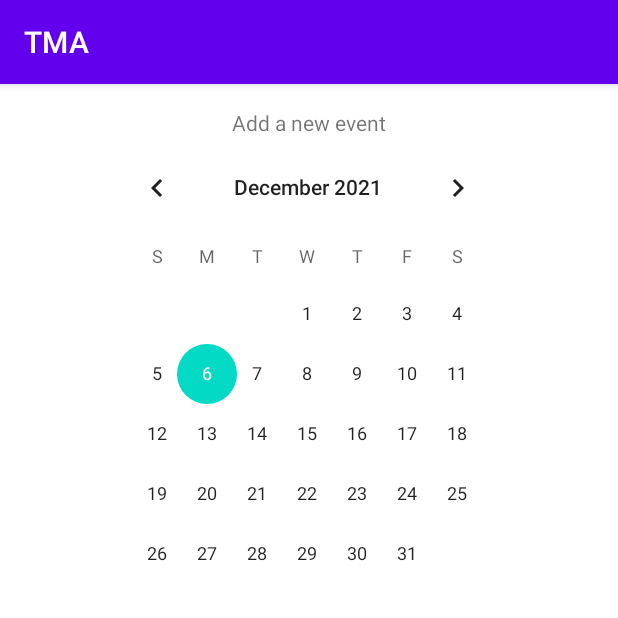
After one commit to hamzabalazs/Time-Managment-App, an Android app: the AddEventActivity screen opened directly, with no data from a screen before it, on a phone screen of 412 x 824 dp, the top half of it. The commit adds this screen. Run offline under Robolectric (Android 15) with nearby library versions, the phone set to English and light mode, and no system bars; our stand-ins replace Firebase (no records; nobody signed in at launch, a user with empty details on screens opened directly).

Commit message:
Implemented adding an event to the database

```diff
--- a/app/src/main/AndroidManifest.xml
+++ b/app/src/main/AndroidManifest.xml
@@ -11,6 +11,9 @@
         android:roundIcon="@mipmap/ic_launcher_round"
         android:supportsRtl="true"
         android:theme="@style/Theme.TMA">
+        <activity
+            android:name=".AddEventActivity"
+            android:exported="true" />
         <activity
             android:name=".UserInformationActivity"
             android:exported="true" />
--- /dev/null
+++ b/app/src/main/java/com/example/tma/AddEventActivity.java
@@ -0,0 +1,119 @@
+package com.example.tma;
+
+import static android.content.ContentValues.TAG;
+
+import androidx.annotation.NonNull;
+import androidx.appcompat.app.AppCompatActivity;
+
+import android.content.Intent;
+import android.os.Bundle;
+import android.text.TextUtils;
+import android.util.Log;
+import android.view.View;
+import android.widget.ArrayAdapter;
+import android.widget.Button;
+import android.widget.CalendarView;
+import android.widget.EditText;
+import android.widget.Spinner;
+
+import com.google.android.gms.tasks.OnFailureListener;
+import com.google.android.gms.tasks.OnSuccessListener;
+import com.google.firebase.Timestamp;
+import com.google.firebase.auth.FirebaseAuth;
+import com.google.firebase.auth.FirebaseUser;
+import com.google.firebase.firestore.DocumentReference;
+import com.google.firebase.firestore.FirebaseFirestore;
+
+import java.sql.Time;
+import java.text.SimpleDateFormat;
+import java.util.Date;
+import java.util.HashMap;
+import java.util.Map;
+
+public class AddEventActivity extends AppCompatActivity {
+
+    Map<String, Object> event = new HashMap<>();
+    FirebaseFirestore db = FirebaseFirestore.getInstance();
+    CalendarView calendar;
+    EditText name, time;
+    Spinner zone, priority;
+    Button button;
+
+
+    @Override
+    protected void onCreate(Bundle savedInstanceState) {
+        super.onCreate(savedInstanceState);
+        setContentView(R.layout.activity_add_event);
+
+        name = findViewById(R.id.eventName);
+        time = findViewById(R.id.eventTime);
+        zone = findViewById(R.id.eventZone);
+        priority = findViewById(R.id.eventPriority);
+        calendar = findViewById(R.id.calendarView);
+        button = findViewById(R.id.eventButton);
+
+        zone.setAdapter(new ArrayAdapter<Zone>(this,R.layout.support_simple_spinner_dropdown_item,Zone.values()));
+        priority.setAdapter(new ArrayAdapter<Priority>(this,R.layout.support_simple_spinner_dropdown_item,Priority.values()));
+
+        FirebaseUser CurrentUser = FirebaseAuth.getInstance().getCurrentUser();
+        calendar.setOnDateChangeListener(new CalendarView.OnDateChangeListener() {
+            @Override
+            public void onSelectedDayChange(@NonNull CalendarView view, int year, int month, int dayOfMonth) {
+                name.setVisibility(View.VISIBLE);
+                time.setVisibility(View.VISIBLE);
+                zone.setVisibility(View.VISIBLE);
+                priority.setVisibility(View.VISIBLE);
+                button.setVisibility(View.VISIBLE);
+
+            }
+        });
+
+        button.setOnClickListener(new View.OnClickListener() {
+            @Override
+            public void onClick(View v) {
+                if(event!=null){
+                    SimpleDateFormat sdf = new SimpleDateFormat("dd/MM/yyyy");
+                    String mDate = sdf.format(new Date(calendar.getDate()));
+                    String mTime = time.getText().toString().trim();
+                    String mUid = CurrentUser.getUid();
+                    String mName = name.getText().toString().trim();
+                    String mZone = zone.getSelectedItem().toString();
+                    String mPriority = priority.getSelectedItem().toString();
+
+                    if(TextUtils.isEmpty(mName)){
+                        name.setError("Event name is required!");
+                        return;
+                    }
+                    if(TextUtils.isEmpty(mTime)){
+                        time.setError("Event time is required!");
+                        return;
+                    }
+
+                    event.put("UID",mUid);
+                    event.put("name",mName);
+                    event.put("time",mTime);
+                    event.put("date",mDate);
+                    event.put("zone",mZone);
+                    event.put("priority",mPriority);
+
+                    db.collection("events")
+                            .add(event)
+                            .addOnSuccessListener(new OnSuccessListener<DocumentReference>() {
+                                @Override
+                                public void onSuccess(DocumentReference documentReference) {
+                                    Log.d(TAG, "Event has been added!");
+                                    startActivity(new Intent(getApplicationContext(),MainActivity.class));
+                                }
+                            })
+                            .addOnFailureListener(new OnFailureListener() {
+                                @Override
+                                public void onFailure(@NonNull Exception e) {
+                                    Log.w(TAG,"Error adding event",e);
+                                }
+                            });
+                }
+            }
+        });
+
+    }
+}
--- a/app/src/main/java/com/example/tma/UserInformationActivity.java
+++ b/app/src/main/java/com/example/tma/UserInformationActivity.java
@@ -55,6 +55,7 @@ public class UserInformationActivity extends AppCompatActivity {
             public void onClick(View v) {
                 if(user!=null){
                     String email = CurrentUser.getEmail();
+                    String mUid = CurrentUser.getUid();
                     String mFirstName = firstname.getText().toString().trim();
                     String mLastName = lastname.getText().toString().trim();
                     String mZone = zone.getSelectedItem().toString();
@@ -73,6 +74,7 @@ public class UserInformationActivity extends AppCompatActivity {
                     user.put("First Name",mFirstName);
                     user.put("Last Name",mLastName);
                     user.put("Zone",mZone);
+                    user.put("UID",mUid);
 
                     db.collection("users")
                             .add(user)
--- /dev/null
+++ b/app/src/main/res/layout/activity_add_event.xml
@@ -0,0 +1,88 @@
+<?xml version="1.0" encoding="utf-8"?>
+<androidx.constraintlayout.widget.ConstraintLayout xmlns:android="http://schemas.android.com/apk/res/android"
+    xmlns:app="http://schemas.android.com/apk/res-auto"
+    xmlns:tools="http://schemas.android.com/tools"
+    android:layout_width="match_parent"
+    android:layout_height="match_parent"
+    tools:context=".AddEventActivity">
+
+    <Spinner
+        android:id="@+id/eventPriority"
+        android:layout_width="210dp"
+        android:layout_height="38dp"
+        android:layout_marginTop="8dp"
+        android:visibility="invisible"
+        app:layout_constraintEnd_toEndOf="parent"
+        app:layout_constraintHorizontal_bias="0.08"
+        app:layout_constraintStart_toStartOf="parent"
+        app:layout_constraintTop_toBottomOf="@+id/eventZone" />
+
+    <TextView
+        android:id="@+id/textView10"
+        android:layout_width="wrap_content"
+        android:layout_height="wrap_content"
+        android:layout_marginTop="16dp"
+        android:text="Add a new event"
+        app:layout_constraintEnd_toEndOf="parent"
+        app:layout_constraintStart_toStartOf="parent"
+        app:layout_constraintTop_toTopOf="parent" />
+
+    <CalendarView
+        android:id="@+id/calendarView"
+        android:layout_width="274dp"
+        android:layout_height="306dp"
+        app:layout_constraintEnd_toEndOf="parent"
+        app:layout_constraintHorizontal_bias="0.491"
+        app:layout_constraintStart_toStartOf="parent"
+        app:layout_constraintTop_toBottomOf="@+id/textView10" />
+
+    <EditText
+        android:id="@+id/eventName"
+        android:layout_width="210dp"
+        android:layout_height="38dp"
+        android:layout_marginStart="16dp"
+        android:ems="10"
+        android:hint="Event Name"
+        android:inputType="textPersonName"
+        android:visibility="invisible"
+        app:layout_constraintBottom_toBottomOf="parent"
+        app:layout_constraintStart_toStartOf="parent"
+        app:layout_constraintTop_toBottomOf="@+id/calendarView"
+        app:layout_constraintVertical_bias="0.031" />
+
+    <Spinner
+        android:id="@+id/eventZone"
+        android:layout_width="210dp"
+        android:layout_height="38dp"
+        android:layout_marginTop="8dp"
+        android:visibility="invisible"
+        app:layout_constraintEnd_toEndOf="parent"
+        app:layout_constraintHorizontal_bias="0.079"
+        app:layout_constraintStart_toStartOf="parent"
+        app:layout_constraintTop_toBottomOf="@+id/eventTime" />
+
+    <EditText
+        android:id="@+id/eventTime"
+        android:layout_width="210dp"
+        android:layout_height="38dp"
+        android:layout_marginStart="16dp"
+        android:layout_marginTop="8dp"
+        android:ems="10"
+        android:hint="Event Time( hh:mm )"
+        android:inputType="time"
+        android:visibility="invisible"
+        app:layout_constraintStart_toStartOf="parent"
+        app:layout_constraintTop_toBottomOf="@+id/eventName" />
+
+    <Button
+        android:id="@+id/eventButton"
+        android:layout_width="wrap_content"
+        android:layout_height="wrap_content"
+        android:layout_marginStart="152dp"
+        android:layout_marginTop="8dp"
+        android:text="Add Event"
+        android:visibility="invisible"
+        app:layout_constraintStart_toStartOf="parent"
+        app:layout_constraintTop_toBottomOf="@+id/eventPriority" />
+
+</androidx.constraintlayout.widget.ConstraintLayout>
```
Also changed, not shown: app/src/main/java/com/example/tma/CalendarActivity.java (deleted, +0 -59 lines), app/src/main/java/com/example/tma/MainActivity.java (+5 -2 lines), app/src/main/res/layout/activity_calendar_view.xml (deleted, +0 -27 lines), app/src/main/res/layout/activity_main.xml (+7 -4 lines).
